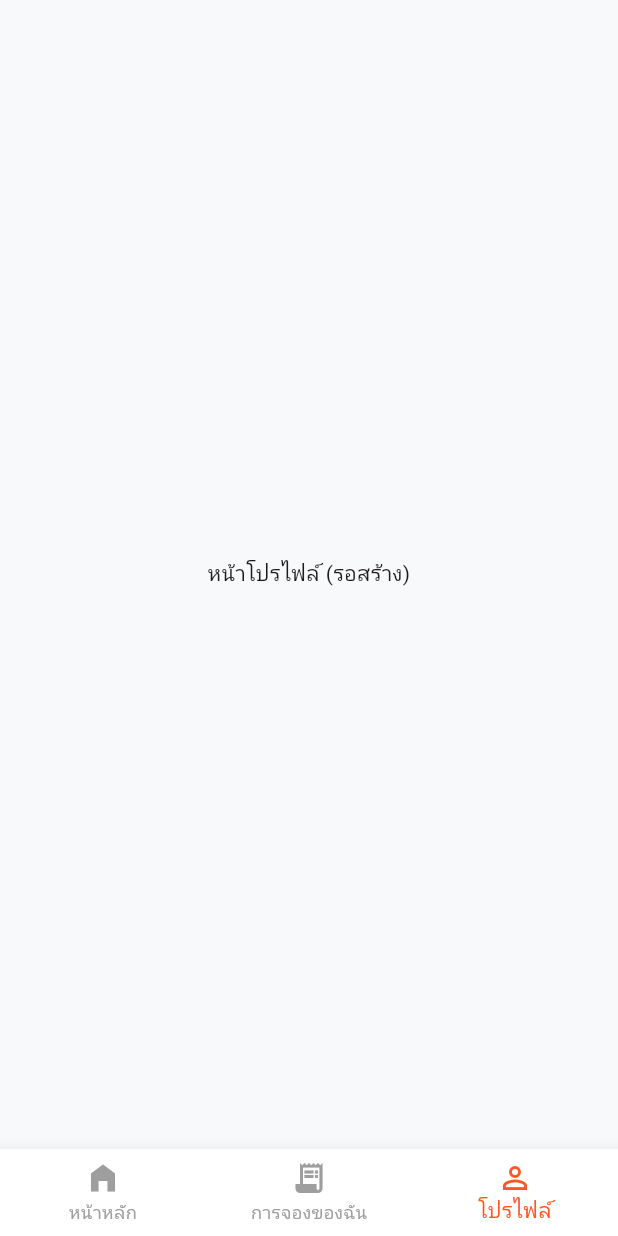
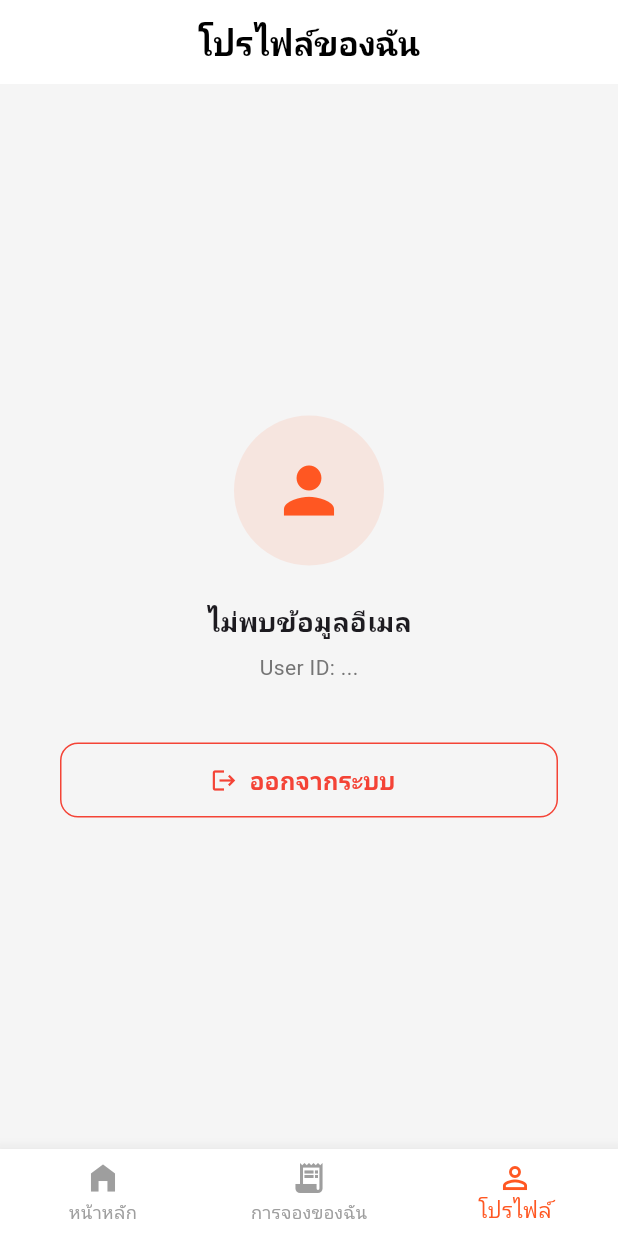
Before and after one commit to rattanan-kit/mobile_project2, a Flutter app: the screen it shows after launch, item 3 of the bottom bar chosen, on a phone screen of 412 x 824 dp. Run offline on Flutter 3.47's test engine with Material 3 defaults, Android fonts, the phone set to English and light mode, and no system bars; our stand-ins replace cloud_firestore, firebase_auth, firebase_core, flutter_map, google_fonts, latlong2; accounts and stored records are empty; network calls fail; Roboto replaces fonts that are missing (Prompt).

Commit message:
แก้ให้บังคับ login แค่ตอนกดจอง หน้า login ทำ pop() ให้กลับไปที่ที่เรียกใช้หน้า login สร้างหน้า profile

```diff
--- a/lib/pages/main_screen.dart
+++ b/lib/pages/main_screen.dart
@@ -1,7 +1,8 @@
 import 'package:flutter/material.dart';
 import 'package:cloud_firestore/cloud_firestore.dart';
-import '../models/restaurant_model.dart'; // <-- 1. นำเข้า Model
-import 'restaurant_detail_page.dart'; // <-- 2. นำเข้าหน้า Detail
+import '../models/restaurant_model.dart';
+import 'restaurant_detail_page.dart';
+import 'profile_page.dart';
 
 // ==========================================
 // 1. หน้า MainScreen
@@ -19,7 +20,7 @@ class _MainScreenState extends State<MainScreen> {
   final List<Widget> _pages = [
     const HomePage(),
     const Center(child: Text('หน้าการจองของฉัน (รอสร้าง)')),
-    const Center(child: Text('หน้าโปรไฟล์ (รอสร้าง)')),
+    const ProfilePage(),
   ];
 
   @override
--- /dev/null
+++ b/lib/pages/profile_page.dart
@@ -0,0 +1,136 @@
+import 'package:flutter/material.dart';
+import 'package:firebase_auth/firebase_auth.dart';
+import 'login_page.dart';
+
+class ProfilePage extends StatelessWidget {
+  const ProfilePage({super.key});
+
+  // ฟังก์ชันออกจากระบบ
+  Future<void> _logout(BuildContext context) async {
+    // 1. สั่ง Firebase ให้ออกจากระบบ
+    await FirebaseAuth.instance.signOut();
+
+    if (context.mounted) {
+      // 2. เคลียร์ Navigation Stack ทั้งหมด และเด้งกลับไปหน้า Login
+      Navigator.pushAndRemoveUntil(
+        context,
+        MaterialPageRoute(builder: (context) => const LoginPage()),
+        (route) => false,
+      );
+    }
+  }
+
+  @override
+  Widget build(BuildContext context) {
+    // ดึงข้อมูล User ปัจจุบัน (เพื่อให้รู้ว่าอีเมลอะไรล็อกอินอยู่)
+    final user = FirebaseAuth.instance.currentUser;
+
+    return Scaffold(
+      backgroundColor: Colors.grey[100],
+      appBar: AppBar(
+        title: const Text(
+          'โปรไฟล์ของฉัน',
+          style: TextStyle(fontWeight: FontWeight.bold),
+        ),
+        centerTitle: true,
+        backgroundColor: Colors.white,
+        foregroundColor: Colors.black,
+        elevation: 0,
+      ),
+      body: Center(
+        child: Column(
+          mainAxisAlignment: MainAxisAlignment.center,
+          children: [
+            // ไอคอนรูปโปรไฟล์แบบง่ายๆ
+            CircleAvatar(
+              radius: 50,
+              backgroundColor: Theme.of(context).primaryColor.withOpacity(0.1),
+              child: Icon(
+                Icons.person,
+                size: 50,
+                color: Theme.of(context).primaryColor,
+              ),
+            ),
+            const SizedBox(height: 24),
+
+            // โชว์อีเมลที่ใช้ล็อกอิน (หรือข้อความแจ้งเตือนถ้าหาไม่เจอ)
+            Text(
+              user?.email ?? 'ไม่พบข้อมูลอีเมล',
+              style: const TextStyle(fontSize: 18, fontWeight: FontWeight.bold),
+            ),
+            const SizedBox(height: 8),
+            Text(
+              'User ID: ${user?.uid.substring(0, 8) ?? '...'}', // โชว์ UID ย่อๆ
+              style: TextStyle(fontSize: 14, color: Colors.grey[600]),
+            ),
+
+            const SizedBox(height: 40),
+
+            // ปุ่มออกจากระบบ
+            Padding(
+              padding: const EdgeInsets.symmetric(horizontal: 40),
+              child: SizedBox(
+                width: double.infinity,
+                height: 50,
+                child: OutlinedButton.icon(
+                  onPressed: () {
+                    // โชว์กล่องยืนยันก่อนออกจากระบบ (กันผู้ใช้กดผิด)
+                    showDialog(
+                      context: context,
+                      builder: (BuildContext context) {
+                        return AlertDialog(
+                          title: const Text('ยืนยันการออกจากระบบ'),
+                          content: const Text(
+                            'คุณแน่ใจหรือไม่ว่าต้องการออกจากระบบ?',
+                          ),
+                          actions: [
+                            TextButton(
+                              onPressed: () =>
+                                  Navigator.pop(context), // ปิดกล่องข้อความ
+                              child: const Text(
+                                'ยกเลิก',
+                                style: TextStyle(color: Colors.grey),
+                              ),
+                            ),
+                            TextButton(
+                              onPressed: () {
+                                Navigator.pop(context); // ปิดกล่องข้อความก่อน
+                                _logout(context); // เรียกฟังก์ชัน Logout
+                              },
+                              child: const Text(
+                                'ออกจากระบบ',
+                                style: TextStyle(
+                                  color: Colors.red,
+                                  fontWeight: FontWeight.bold,
+                                ),
+                              ),
+                            ),
+                          ],
+                        );
+                      },
+                    );
+                  },
+                  icon: const Icon(Icons.logout, color: Colors.red),
+                  label: const Text(
+                    'ออกจากระบบ',
+                    style: TextStyle(
+                      color: Colors.red,
+                      fontSize: 16,
+                      fontWeight: FontWeight.bold,
+                    ),
+                  ),
+                  style: OutlinedButton.styleFrom(
+                    side: const BorderSide(color: Colors.red),
+                    shape: RoundedRectangleBorder(
+                      borderRadius: BorderRadius.circular(12),
+                    ),
+                  ),
+                ),
+              ),
+            ),
+          ],
+        ),
+      ),
+    );
+  }
+}
```
Also changed, not shown: lib/pages/login_page.dart (+11 -22 lines), lib/pages/restaurant_detail_page.dart (+60 -69 lines), 1 other file.
